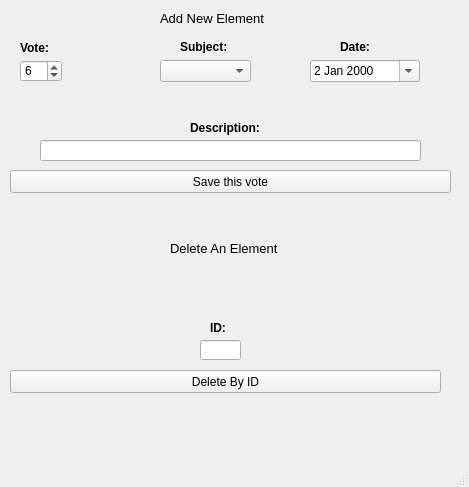
Before: the Qt Designer form addrecord.ui in ice-bit/registro, drawn with Qt 5.
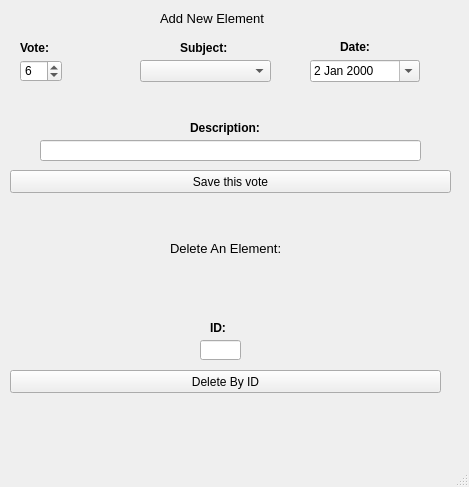
After: the same form once the commit is applied. Icons and pictures are not drawn.

```diff
--- a/addrecord.ui
+++ b/addrecord.ui
@@ -41,7 +41,7 @@
      <rect>
       <x>20</x>
       <y>40</y>
-      <width>31</width>
+      <width>41</width>
       <height>16</height>
      </rect>
     </property>
@@ -79,8 +79,8 @@
      <rect>
       <x>180</x>
       <y>40</y>
-      <width>47</width>
-      <height>13</height>
+      <width>61</width>
+      <height>16</height>
      </rect>
     </property>
     <property name="font">
@@ -116,9 +116,9 @@
    <widget class="QComboBox" name="cbnSubject">
     <property name="geometry">
      <rect>
-      <x>160</x>
+      <x>140</x>
       <y>60</y>
-      <width>91</width>
+      <width>131</width>
       <height>22</height>
      </rect>
     </property>
@@ -157,7 +157,7 @@
      <rect>
       <x>190</x>
       <y>120</y>
-      <width>71</width>
+      <width>91</width>
       <height>16</height>
      </rect>
     </property>
@@ -215,7 +215,7 @@
      </font>
     </property>
     <property name="text">
-     <string>Delete An Element</string>
+     <string>Delete An Element:</string>
     </property>
    </widget>
    <widget class="QLabel" name="label_7">
```
Left out of the diff: 2 changed lines with no effect on the pictures.
